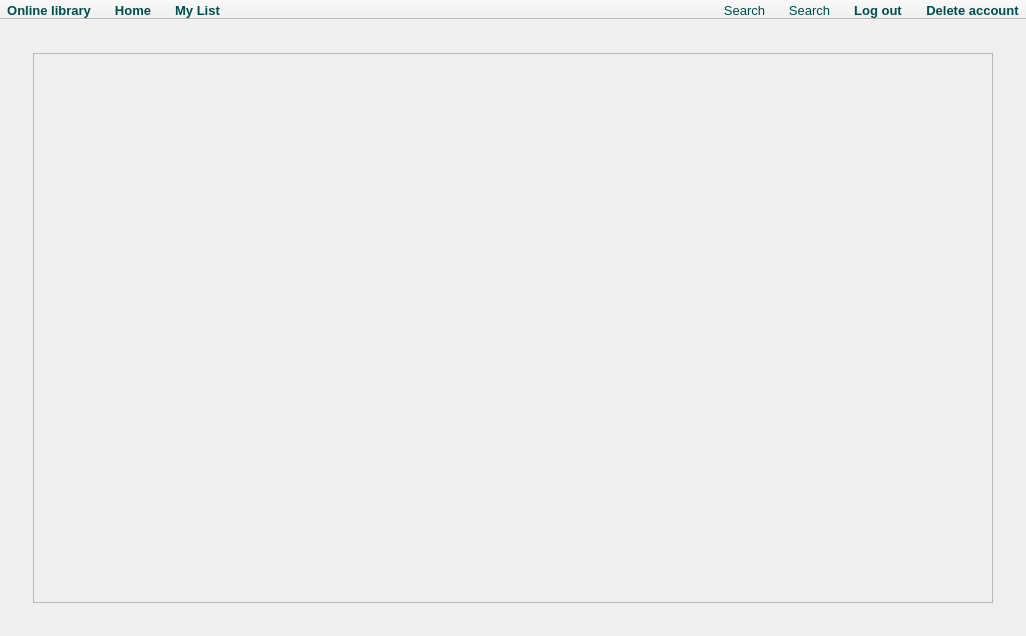
Andrew-Gh21/OnLib, file OnLib/OnLib/MainWindow.ui: the form before one commit.
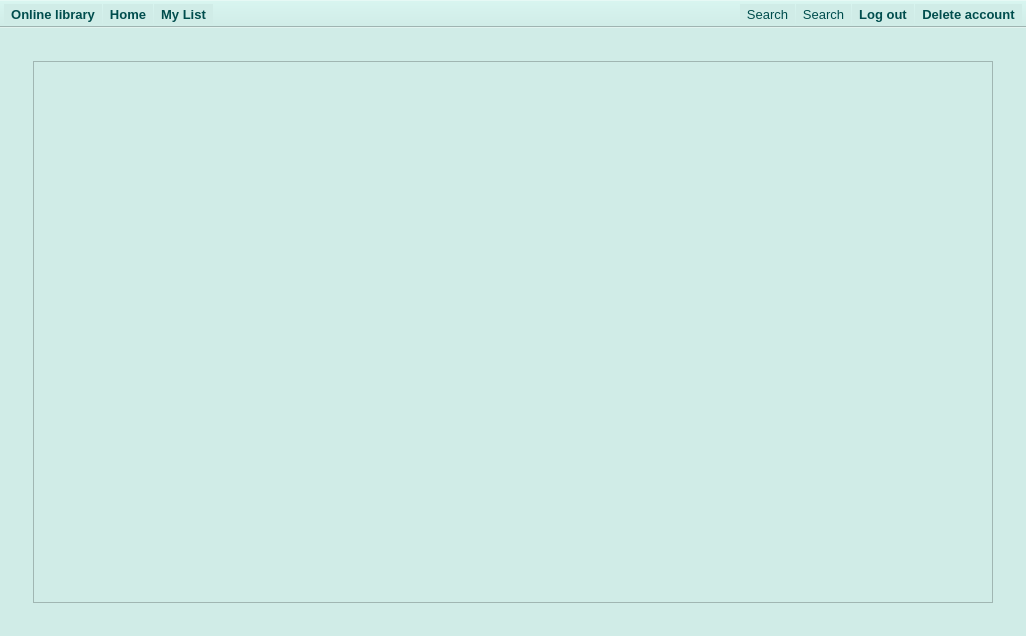
The form after the commit. The open tabs and pages were chosen to show the change. Icons and pictures are not drawn.

Diff of the .ui file:
```diff
--- a/OnLib/OnLib/MainWindow.ui
+++ b/OnLib/OnLib/MainWindow.ui
@@ -14,7 +14,7 @@
    <string>MainWindow</string>
   </property>
   <property name="styleSheet">
-   <string notr="true"/>
+   <string notr="true">background-color: #D0ECE7;</string>
   </property>
   <property name="iconSize">
    <size>
@@ -103,8 +103,8 @@
             <rect>
              <x>0</x>
              <y>0</y>
-             <width>984</width>
-             <height>528</height>
+             <width>118</width>
+             <height>111</height>
             </rect>
            </property>
            <layout class="QGridLayout" name="gridLayout_6">
@@ -120,8 +120,8 @@
                   <rect>
                    <x>0</x>
                    <y>0</y>
-                   <width>956</width>
-                   <height>506</height>
+                   <width>85</width>
+                   <height>85</height>
                   </rect>
                  </property>
                 </widget>
@@ -307,6 +307,7 @@
    <property name="font">
     <font>
      <pointsize>9</pointsize>
+     <weight>75</weight>
      <bold>true</bold>
     </font>
    </property>
@@ -354,6 +355,7 @@
    <property name="font">
     <font>
      <pointsize>10</pointsize>
+     <weight>75</weight>
      <bold>true</bold>
     </font>
    </property>
@@ -368,6 +370,7 @@
    <property name="font">
     <font>
      <pointsize>10</pointsize>
+     <weight>75</weight>
      <bold>true</bold>
     </font>
    </property>
@@ -379,6 +382,7 @@
    <property name="font">
     <font>
      <pointsize>10</pointsize>
+     <weight>75</weight>
      <bold>true</bold>
     </font>
    </property>
@@ -407,6 +411,7 @@
    <property name="font">
     <font>
      <pointsize>10</pointsize>
+     <weight>75</weight>
      <bold>true</bold>
     </font>
    </property>
@@ -418,6 +423,7 @@
    <property name="font">
     <font>
      <pointsize>10</pointsize>
+     <weight>75</weight>
      <bold>true</bold>
     </font>
    </property>
@@ -429,6 +435,7 @@
    <property name="font">
     <font>
      <pointsize>10</pointsize>
+     <weight>50</weight>
      <bold>false</bold>
     </font>
    </property>
```
Left out of the diff: 36 changed lines with no effect on the pictures.
